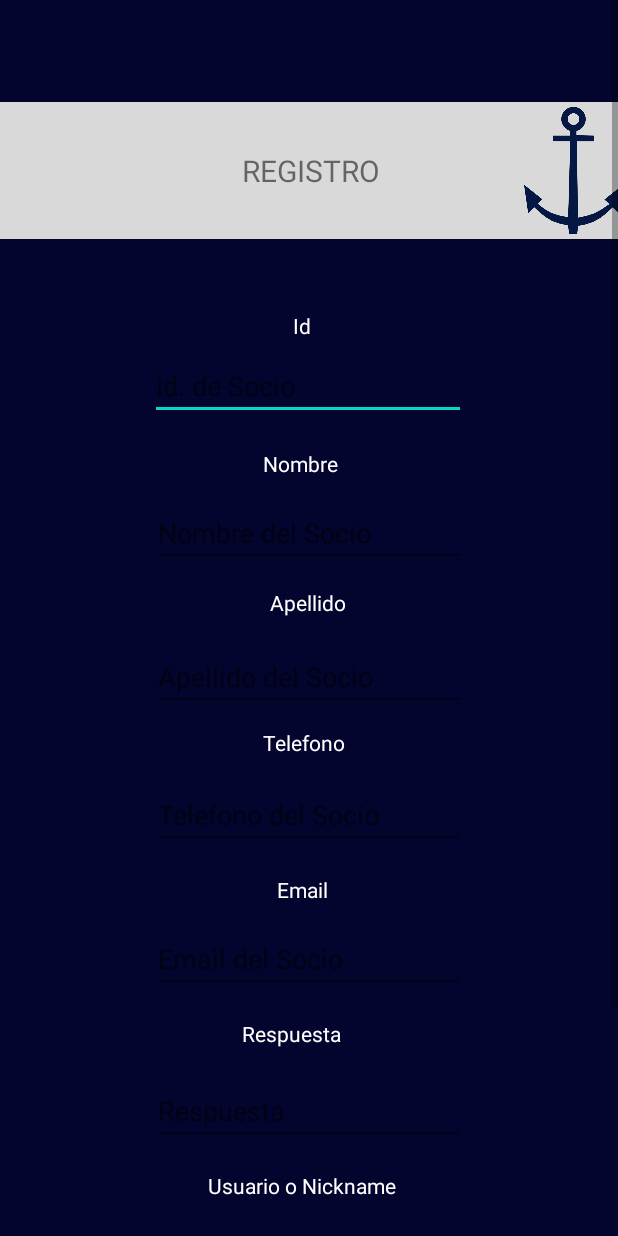
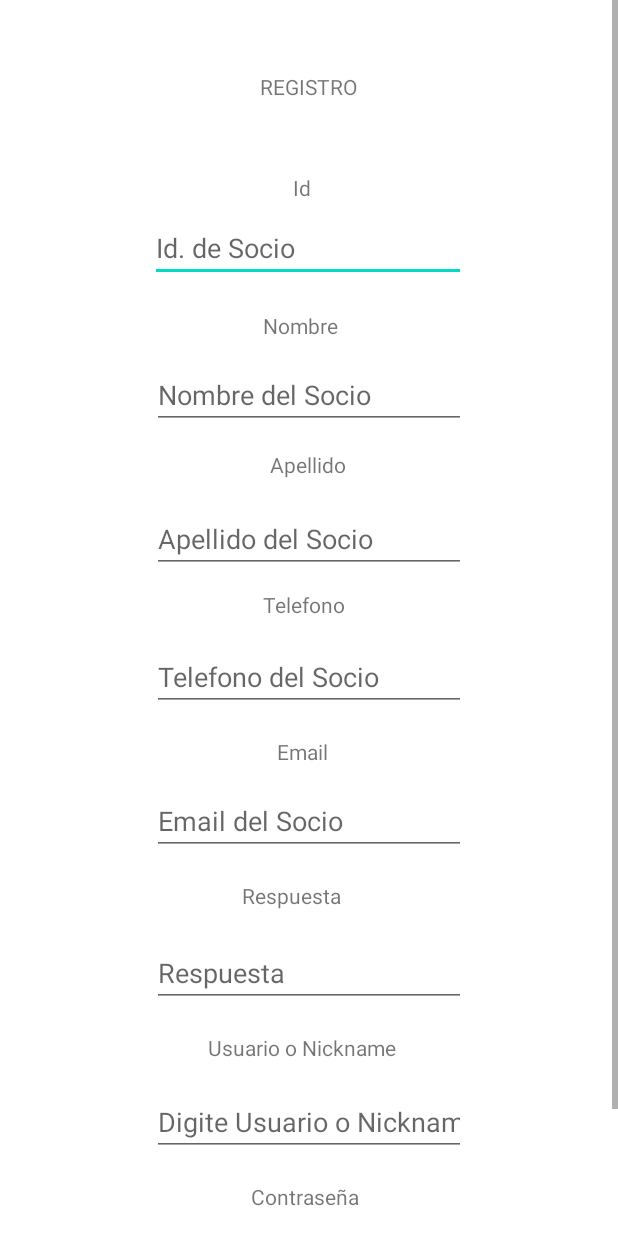
Before and after one commit to Brian1921/Front_Parc, an Android app: the admin_socios_agregar screen opened directly, with no data from a screen before it, on a phone screen of 412 x 824 dp. Run offline under Robolectric (Android 15) with nearby library versions, the phone set to English and light mode, and no system bars; our stand-ins replace Volley.

Commit message:
Mantenimiento admin/socios/agregar

```diff
--- a/app/src/main/res/layout/activity_admin_socios_agregar.xml
+++ b/app/src/main/res/layout/activity_admin_socios_agregar.xml
@@ -5,8 +5,8 @@
     xmlns:tools="http://schemas.android.com/tools"
     android:layout_width="match_parent"
     android:layout_height="match_parent"
-    android:background="#03052E"
     tools:context=".admin_socios_agregar">
+
 
     <ScrollView
         android:layout_width="match_parent"
@@ -16,37 +16,18 @@
             android:layout_width="match_parent"
             android:layout_height="wrap_content"
             android:orientation="vertical" >
-            <RelativeLayout
-                android:id="@+id/group_2"
-                android:layout_width="415dp"
-                android:layout_height="91dp"
-                android:layout_alignParentLeft="true"
-                android:layout_alignParentTop="true"
-                android:layout_marginTop="68dp"
-                android:background="#D9D9D9"
+
+            <TextView
+                android:id="@+id/textView6"
+                android:layout_width="73dp"
+                android:layout_height="wrap_content"
+                android:layout_marginStart="173dp"
+                android:layout_marginTop="48dp"
+                android:layout_marginEnd="173dp"
+                android:text="REGISTRO"
                 app:layout_constraintEnd_toEndOf="parent"
                 app:layout_constraintStart_toStartOf="parent"
-                app:layout_constraintTop_toTopOf="parent">
-
-                <TextView
-                    android:id="@+id/textView6"
-                    android:layout_width="wrap_content"
-                    android:layout_height="wrap_content"
-                    android:layout_centerHorizontal="true"
-                    android:layout_centerVertical="true"
-                    android:text="REGISTRO"
-                    android:textAlignment="textEnd"
-                    android:textSize="20sp" />
-
-                <ImageView
-                    android:id="@+id/imageView4"
-                    android:layout_width="74dp"
-                    android:layout_height="match_parent"
-                    android:layout_alignLeft="@id/textView6"
-                    android:layout_marginLeft="188dp"
-                    app:srcCompat="@mipmap/logo" />
-
-            </RelativeLayout>
+                app:layout_constraintTop_toTopOf="parent" />
 
             <TextView
                 android:id="@+id/textView7"
@@ -56,7 +37,6 @@
                 android:layout_marginTop="48dp"
                 android:layout_marginEnd="173dp"
                 android:text="Id"
-                android:textColor="@color/white"
                 app:layout_constraintEnd_toEndOf="parent"
                 app:layout_constraintHorizontal_bias="0.498"
                 app:layout_constraintStart_toStartOf="parent"
@@ -72,7 +52,6 @@
                 android:ems="10"
                 android:hint="Id. de Socio"
                 android:inputType="number"
-                android:textColor="#FFFFFF"
                 app:layout_constraintEnd_toEndOf="parent"
                 app:layout_constraintTop_toBottomOf="@+id/textView7" />
 
@@ -83,7 +62,6 @@
                 android:layout_marginStart="175dp"
                 android:layout_marginTop="19dp"
                 android:layout_marginEnd="180dp"
-                android:textColor="@color/white"
                 android:text="Nombre"
                 app:layout_constraintEnd_toEndOf="parent"
                 app:layout_constraintStart_toStartOf="parent"
@@ -97,7 +75,6 @@
                 android:layout_marginTop="14dp"
                 android:layout_marginEnd="101dp"
                 android:ems="10"
-                android:textColor="#FFFFFF"
                 android:hint="Nombre del Socio"
                 android:inputType="textPersonName"
                 app:layout_constraintEnd_toEndOf="parent"
@@ -106,12 +83,11 @@
 
             <TextView
                 android:id="@+id/textView9"
-                android:layout_width="wrap_content"
+                android:layout_width="57dp"
                 android:layout_height="wrap_content"
                 android:layout_marginStart="180dp"
                 android:layout_marginTop="14dp"
                 android:layout_marginEnd="180dp"
-                android:textColor="@color/white"
                 android:text="Apellido"
                 app:layout_constraintEnd_toEndOf="parent"
                 app:layout_constraintStart_toStartOf="parent"
@@ -125,7 +101,6 @@
                 android:layout_marginTop="17dp"
                 android:layout_marginEnd="101dp"
                 android:ems="10"
-                android:textColor="#FFFFFF"
                 android:hint="Apellido del Socio"
                 android:inputType="textPersonName"
                 app:layout_constraintEnd_toEndOf="parent"
@@ -134,12 +109,11 @@
 
             <TextView
                 android:id="@+id/textView10"
-                android:layout_width="wrap_content"
+                android:layout_width="68dp"
                 android:layout_height="wrap_content"
                 android:layout_marginStart="175dp"
                 android:layout_marginTop="11dp"
                 android:layout_marginEnd="181dp"
-                android:textColor="@color/white"
                 android:text="Telefono"
                 app:layout_constraintEnd_toEndOf="parent"
                 app:layout_constraintStart_toStartOf="parent"
@@ -153,7 +127,6 @@
                 android:layout_marginTop="16dp"
                 android:layout_marginEnd="101dp"
                 android:ems="10"
-                android:textColor="#FFFFFF"
                 android:hint="Telefono del Socio"
                 android:inputType="phone"
                 app:layout_constraintEnd_toEndOf="parent"
@@ -167,7 +140,6 @@
                 android:layout_marginStart="175dp"
                 android:layout_marginTop="17dp"
                 android:layout_marginEnd="188dp"
-                android:textColor="@color/white"
                 android:text="Email"
                 android:textAlignment="center"
                 app:layout_constraintEnd_toEndOf="parent"
@@ -182,7 +154,6 @@
                 android:layout_marginTop="14dp"
                 android:layout_marginEnd="101dp"
                 android:ems="10"
-                android:textColor="#FFFFFF"
                 android:hint="Email del Socio"
                 android:inputType="textEmailAddress"
                 app:layout_constraintEnd_toEndOf="parent"
@@ -197,7 +168,6 @@
                 android:layout_marginStart="135dp"
                 android:layout_marginTop="17dp"
                 android:layout_marginEnd="188dp"
-                android:textColor="@color/white"
                 android:text="Respuesta"
                 android:textAlignment="center"
                 app:layout_constraintEnd_toEndOf="parent"
@@ -212,7 +182,6 @@
                 android:layout_marginTop="17dp"
                 android:layout_marginEnd="101dp"
                 android:ems="10"
-                android:textColor="#FFFFFF"
                 android:hint="Respuesta"
                 android:inputType="textPersonName"
                 app:layout_constraintEnd_toEndOf="parent"
@@ -226,7 +195,6 @@
                 android:layout_marginStart="132dp"
                 android:layout_marginTop="17dp"
                 android:layout_marginEnd="188dp"
-                android:textColor="@color/white"
                 android:text="Usuario o Nickname"
                 android:textAlignment="center"
                 app:layout_constraintEnd_toEndOf="parent"
@@ -241,7 +209,6 @@
                 android:layout_marginTop="17dp"
                 android:layout_marginEnd="101dp"
                 android:ems="10"
-                android:textColor="#FFFFFF"
                 android:hint="Digite Usuario o Nickname"
                 android:inputType="textPersonName"
                 app:layout_constraintEnd_toEndOf="parent"
@@ -255,7 +222,6 @@
                 android:layout_marginStart="140dp"
                 android:layout_marginTop="17dp"
                 android:layout_marginEnd="188dp"
-                android:textColor="@color/white"
                 android:text="Contraseña"
                 android:textAlignment="center"
                 app:layout_constraintEnd_toEndOf="parent"
@@ -270,7 +236,6 @@
                 android:layout_marginTop="17dp"
                 android:layout_marginEnd="101dp"
                 android:ems="10"
-                android:textColor="#FFFFFF"
                 android:hint="Digite una contraseña"
                 android:inputType="textPassword"
                 tools:layout_editor_absoluteX="97dp"
@@ -286,7 +251,6 @@
                 android:layout_marginStart="160dp"
                 android:layout_marginEnd="157dp"
                 android:text="Agregar"
-                android:backgroundTint="#D9D9D9"
                 app:layout_constraintEnd_toEndOf="parent"
                 app:layout_constraintHorizontal_bias="0.0"
                 app:layout_constraintStart_toStartOf="parent"
```
